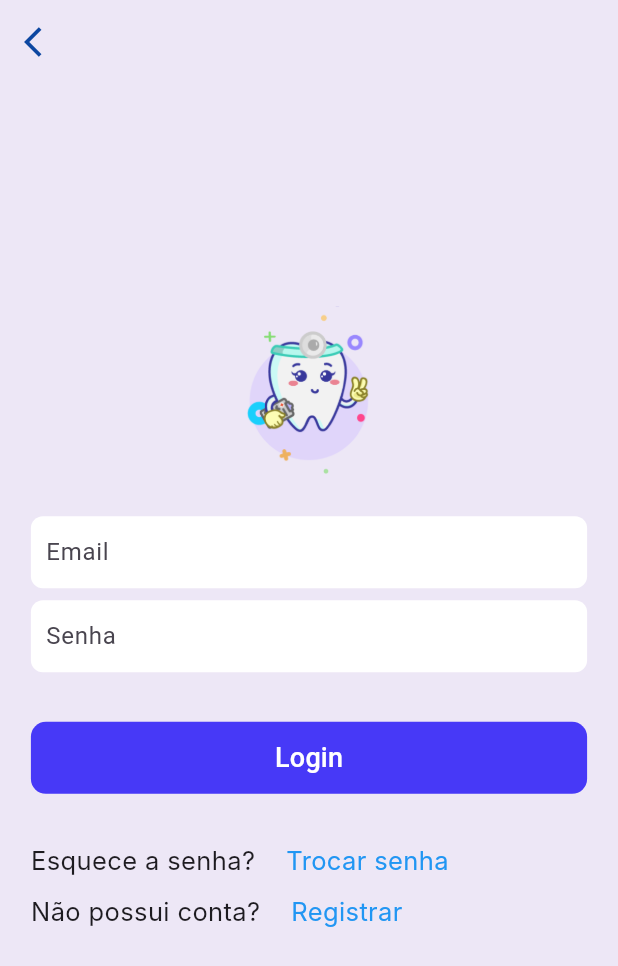
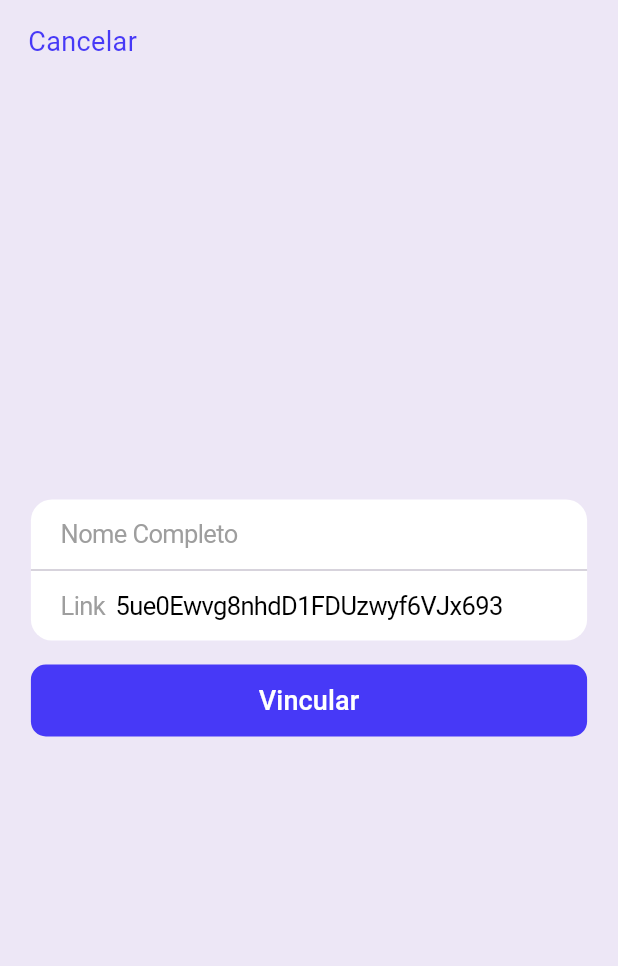
Before and after one commit to anselmoparente/DiarioPed, a Flutter app: the screen it shows after launch, after a tap on "Sou um paciente", on a phone screen of 412 x 824 dp. Shown: the top 966 px of the screen. Run offline on Flutter 3.47's test engine with Material 3 defaults, Android fonts, the phone set to English and light mode, and no system bars; our stand-ins replace device_info_plus, firebase_auth, firebase_core, firebase_database, go_router; accounts and stored records are empty; Roboto replaces fonts that are missing (Inter).

Commit message:
Finish link patient with doctor

```diff
--- a/lib/app/ui/pages/access_page.dart
+++ b/lib/app/ui/pages/access_page.dart
@@ -36,7 +36,7 @@ class AccessPage extends StatelessWidget {
               child: CustomButton(
                 text: 'Sou um paciente',
                 prefixIcon: Icons.person,
-                onPressed: () => GoRouter.of(context).pushNamed('/login'),
+                onPressed: () => GoRouter.of(context).pushNamed('/link'),
               ),
             ),
             const SizedBox(height: 16.0),
--- /dev/null
+++ b/lib/app/ui/pages/link_page.dart
@@ -0,0 +1,102 @@
+import 'package:flutter/cupertino.dart';
+import 'package:flutter/material.dart';
+import 'package:go_router/go_router.dart';
+import 'package:nutriped/app/data/controller/link_controller.dart';
+import 'package:nutriped/app/ui/theme/design_system.dart';
+import 'package:nutriped/app/ui/widgets/custom_button.dart';
+
+class LinkPage extends StatefulWidget {
+  const LinkPage({super.key});
+
+  @override
+  State<LinkPage> createState() => _LinkPageState();
+}
+
+class _LinkPageState extends State<LinkPage> {
+  TextEditingController name = TextEditingController();
+  TextEditingController linkID =
+      TextEditingController(text: '5ue0Ewvg8nhdD1FDUzwyf6VJx693');
+
+  final LinkController _controller = LinkController();
+
+  @override
+  Widget build(BuildContext context) {
+    Size size = MediaQuery.of(context).size;
+
+    return Scaffold(
+      extendBodyBehindAppBar: true,
+      backgroundColor: Colors.deepPurple[50],
+      appBar: AppBar(
+        backgroundColor: Colors.transparent,
+        elevation: 0.0,
+        leadingWidth: 110.0,
+        leading: Center(
+          child: GestureDetector(
+            onTap: () => GoRouter.of(context).pop(),
+            child: const Text(
+              'Cancelar',
+              style: TextStyle(fontSize: 18.0, color: NutripedColors.button),
+            ),
+          ),
+        ),
+      ),
+      body: Center(
+        child: Column(
+          mainAxisAlignment: MainAxisAlignment.center,
+          children: [
+            Container(
+              width: size.width * 0.9,
+              margin: const EdgeInsets.only(top: 16.0),
+              decoration: const BoxDecoration(
+                color: Colors.white,
+                borderRadius: BorderRadius.all(Radius.circular(14.0)),
+              ),
+              child: Column(
+                children: [
+                  CupertinoTextFormFieldRow(
+                    controller: name,
+                    prefix: const Text(
+                      'Nome Completo',
+                      style: TextStyle(color: Colors.grey),
+                    ),
+                    onChanged: (String value) => name.text = value,
+                  ),
+                  const Divider(height: 2.0, thickness: 1.0),
+                  CupertinoTextFormFieldRow(
+                    controller: linkID,
+                    prefix: const Text(
+                      'Link',
+                      style: TextStyle(color: Colors.grey),
+                    ),
+                  ),
+                ],
+              ),
+            ),
+            const SizedBox(height: 16.0),
+            SizedBox(
+              width: size.width * 0.9,
+              child: AnimatedBuilder(
+                animation: _controller.isLoading$,
+                builder: (context, child) {
+                  return CustomButton(
+                    text: 'Vincular',
+                    isLoading: _controller.isLoading,
+                    onPressed: () async {
+                      _controller.linkPatient(
+                        name: name.text,
+                        link: linkID.text,
+                      );
+                    },
+                  );
+                },
+              ),
+            ),
+            const SizedBox(
+              height: 16.0,
+            ),
+          ],
+        ),
+      ),
+    );
+  }
+}
--- a/lib/app/ui/pages/register_page.dart
+++ b/lib/app/ui/pages/register_page.dart
@@ -37,7 +37,7 @@ class _RegisterPageState extends State<RegisterPage> {
         leadingWidth: 110.0,
         leading: Center(
           child: GestureDetector(
-            onTap: () => Navigator.pop(context),
+            onTap: () => GoRouter.of(context).pop(),
             child: const Text(
               'Cancelar',
               style: TextStyle(fontSize: 18.0, color: Colors.blue),
--- a/lib/main.dart
+++ b/lib/main.dart
@@ -1,8 +1,10 @@
 import 'package:firebase_core/firebase_core.dart';
 import 'package:flutter/material.dart';
+import 'package:flutter/services.dart';
 import 'package:go_router/go_router.dart';
 import 'package:nutriped/app/data/services/auth_service.dart';
 import 'package:nutriped/app/ui/pages/home_page.dart';
+import 'package:nutriped/app/ui/pages/link_page.dart';
 import 'package:nutriped/app/ui/pages/login_page.dart';
 import 'package:nutriped/app/ui/pages/access_page.dart';
 import 'package:nutriped/app/ui/pages/register_page.dart';
@@ -13,6 +15,7 @@ import 'package:provider/provider.dart';
 void main() async {
   WidgetsFlutterBinding.ensureInitialized();
   await Firebase.initializeApp(options: DefaultFirebaseOptions.currentPlatform);
+  SystemChrome.setPreferredOrientations([DeviceOrientation.portraitUp]);
   runApp(const MainApp());
 }
 
@@ -42,6 +45,11 @@ final GoRouter _router = GoRouter(
           name: '/register',
           builder: (context, state) => const RegisterPage(),
         ),
+        GoRoute(
+          path: 'link',
+          name: '/link',
+          builder: (context, state) => const LinkPage(),
+        ),
       ],
     ),
   ],
--- a/pubspec.yaml
+++ b/pubspec.yaml
@@ -7,6 +7,7 @@ environment:
   sdk: '>=3.1.0 <4.0.0'
 
 dependencies:
+  device_info_plus: ^9.1.2
   firebase_auth: ^4.16.0
   firebase_core: ^2.24.2
   firebase_database: ^10.4.6
```
Also changed, not shown: lib/app/data/controller/link_controller.dart (added, +51 -0 lines), pubspec.lock.
